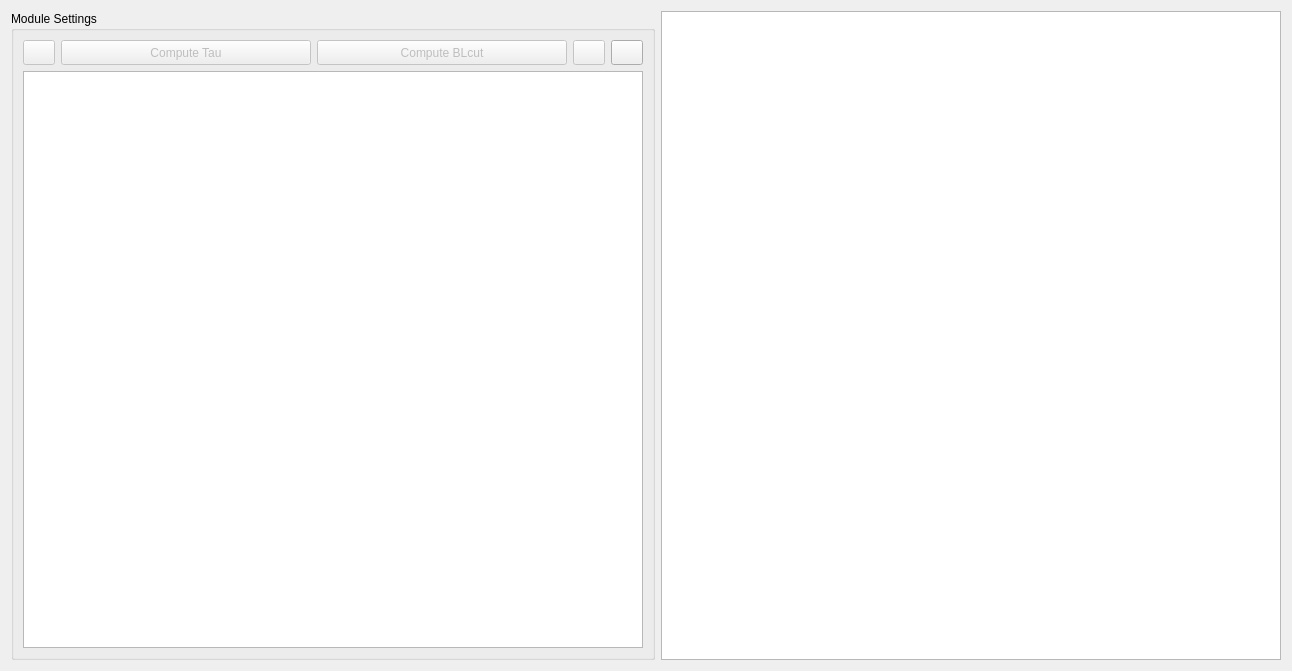
Old version of the form forms/form_pixie_settings.ui in the repository usnistgov/qpx-gamma.
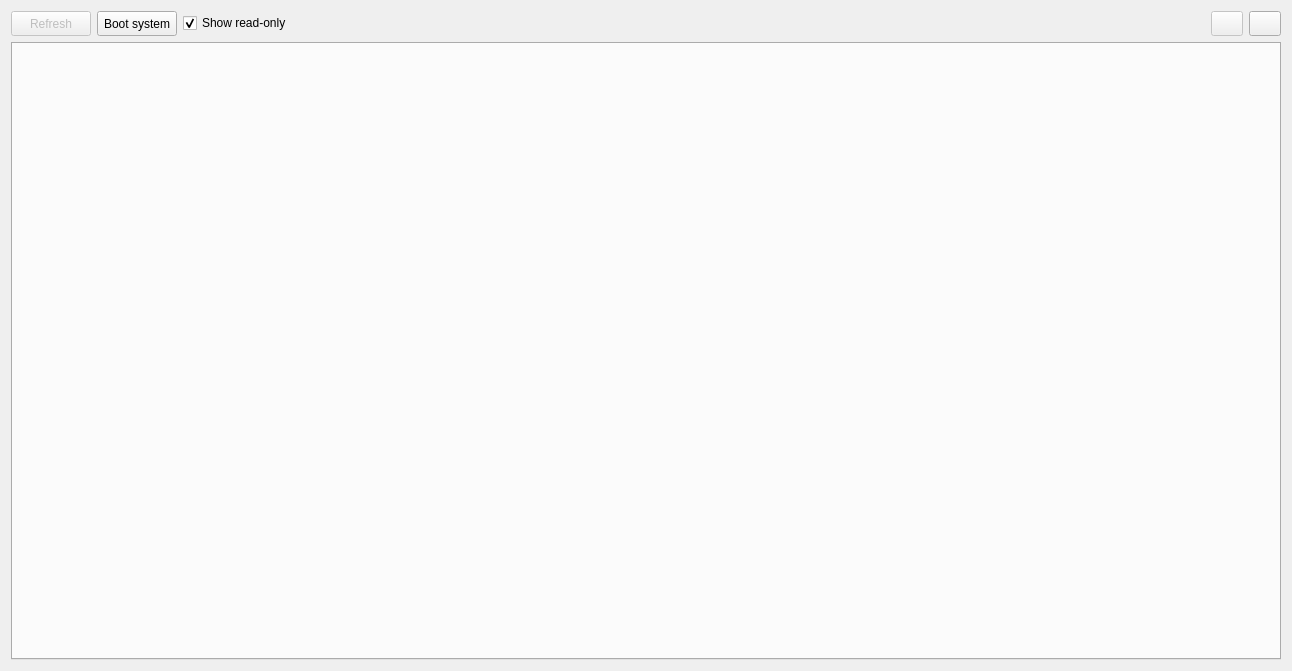
New version of the form. Icons and pictures are not drawn.

Diff of the .ui file:
```diff
--- a/forms/form_pixie_settings.ui
+++ b/forms/form_pixie_settings.ui
@@ -25,54 +25,6 @@
   </property>
   <layout class="QGridLayout" name="gridLayout">
    <item row="0" column="0">
-    <layout class="QHBoxLayout" name="horizontalLayout">
-     <item>
-      <widget class="QGroupBox" name="groupBox_8">
-       <property name="sizePolicy">
-        <sizepolicy hsizetype="Expanding" vsizetype="Expanding">
-         <horstretch>0</horstretch>
-         <verstretch>0</verstretch>
-        </sizepolicy>
-       </property>
-       <property name="minimumSize">
-        <size>
-         <width>0</width>
-         <height>0</height>
-        </size>
-       </property>
-       <property name="baseSize">
-        <size>
-         <width>0</width>
-         <height>0</height>
-        </size>
-       </property>
-       <property name="title">
-        <string>Module Settings</string>
-       </property>
-       <layout class="QGridLayout" name="gridLayout_2">
-        <item row="1" column="0">
-         <widget class="QTableView" name="viewChanSettings">
-          <property name="sizePolicy">
-           <sizepolicy hsizetype="MinimumExpanding" vsizetype="Expanding">
-            <horstretch>0</horstretch>
-            <verstretch>0</verstretch>
-           </sizepolicy>
-          </property>
-          <property name="minimumSize">
-           <size>
-            <width>620</width>
-            <height>0</height>
-           </size>
-          </property>
-          <property name="baseSize">
-           <size>
-            <width>700</width>
-            <height>0</height>
-           </size>
-          </property>
-         </widget>
-        </item>
-        <item row="0" column="0">
          <layout class="QHBoxLayout" name="horizontalLayout_20">
           <item>
            <widget class="QPushButton" name="pushSettingsRefresh">
@@ -87,18 +39,18 @@
             </property>
             <property name="minimumSize">
              <size>
-              <width>28</width>
+         <width>0</width>
               <height>25</height>
              </size>
             </property>
             <property name="maximumSize">
              <size>
-              <width>32</width>
+         <width>16777215</width>
               <height>25</height>
              </size>
             </property>
             <property name="text">
-             <string/>
+        <string>Refresh</string>
             </property>
             <property name="icon">
              <iconset resource="qpxres.qrc">
@@ -113,12 +65,9 @@
            </widget>
           </item>
           <item>
-           <widget class="QPushButton" name="buttonCompTau">
-            <property name="enabled">
-             <bool>false</bool>
-            </property>
+      <widget class="QPushButton" name="bootButton">
             <property name="sizePolicy">
-             <sizepolicy hsizetype="Preferred" vsizetype="Fixed">
+        <sizepolicy hsizetype="Minimum" vsizetype="Fixed">
               <horstretch>0</horstretch>
               <verstretch>0</verstretch>
              </sizepolicy>
@@ -136,35 +85,33 @@
              </size>
             </property>
             <property name="text">
-             <string>Compute Tau</string>
+        <string>Boot system</string>
+       </property>
+       <property name="icon">
+        <iconset resource="qpxres.qrc">
+         <normaloff>:/new/icons/Cowboy-Boot.png</normaloff>:/new/icons/Cowboy-Boot.png</iconset>
+       </property>
+       <property name="iconSize">
+        <size>
+         <width>18</width>
+         <height>18</height>
+        </size>
             </property>
            </widget>
           </item>
           <item>
-           <widget class="QPushButton" name="buttonCompBLC">
-            <property name="enabled">
-             <bool>false</bool>
-            </property>
+      <widget class="QCheckBox" name="checkShowRO">
             <property name="sizePolicy">
-             <sizepolicy hsizetype="Preferred" vsizetype="Fixed">
+        <sizepolicy hsizetype="MinimumExpanding" vsizetype="Fixed">
               <horstretch>0</horstretch>
               <verstretch>0</verstretch>
              </sizepolicy>
             </property>
-            <property name="minimumSize">
-             <size>
-              <width>0</width>
-              <height>25</height>
-             </size>
-            </property>
-            <property name="maximumSize">
-             <size>
-              <width>16777215</width>
-              <height>25</height>
-             </size>
-            </property>
             <property name="text">
-             <string>Compute BLcut</string>
+        <string>Show read-only</string>
+       </property>
+       <property name="checked">
+        <bool>true</bool>
             </property>
            </widget>
           </item>
@@ -249,26 +196,12 @@
           </item>
          </layout>
         </item>
-       </layout>
-      </widget>
-     </item>
-     <item>
-      <widget class="QTreeView" name="treeSettings">
-       <property name="sizePolicy">
-        <sizepolicy hsizetype="MinimumExpanding" vsizetype="Expanding">
-         <horstretch>0</horstretch>
-         <verstretch>0</verstretch>
-        </sizepolicy>
-       </property>
-       <property name="minimumSize">
-        <size>
-         <width>620</width>
-         <height>0</height>
-        </size>
-       </property>
-      </widget>
-     </item>
-    </layout>
+   <item row="1" column="0">
+    <widget class="QTabWidget" name="tabsSettings">
+     <property name="currentIndex">
+      <number>-1</number>
+     </property>
+    </widget>
    </item>
   </layout>
  </widget>
```
Lines whose indentation alone changed are shown as unchanged.
